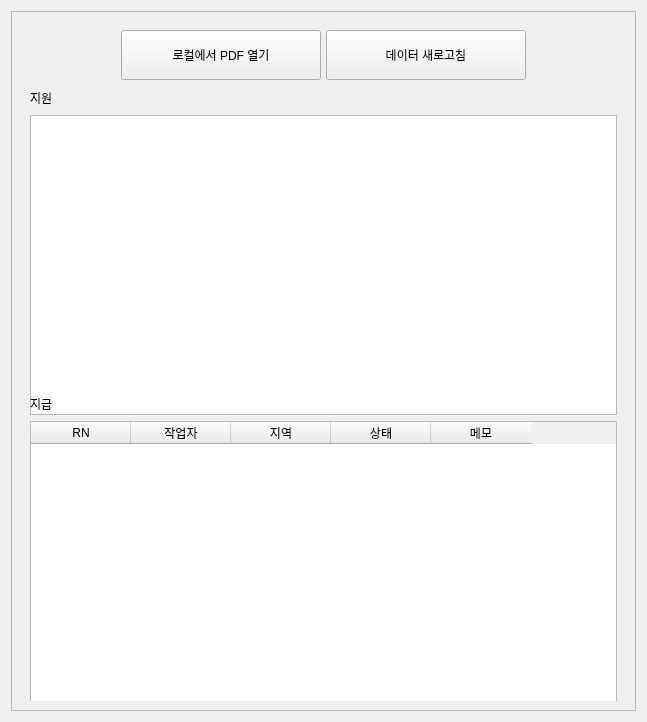
The window that ui/pdf_load_area.ui (Glen-Lee-glitch/new_viewer) describes before a commit, drawn with Qt 5.
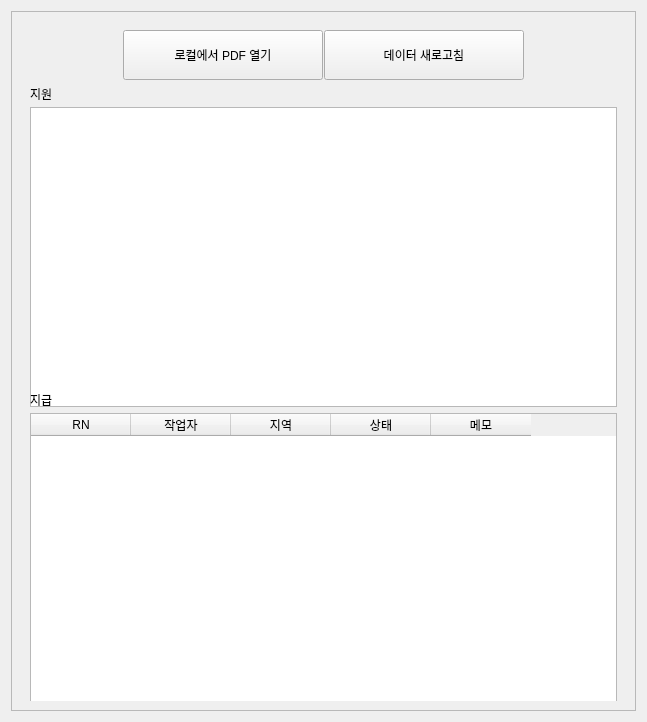
The same window after the commit.

Commit message:
fix: 레이아웃 간격을 1px로 최소화
- verticalLayout의 spacing을 5px에서 1px로 변경
- 레이블과 테이블 간의 간격을 최소한으로 줄여 UI 공간 효율성 극대화

Patch:
```diff
--- a/ui/pdf_load_area.ui
+++ b/ui/pdf_load_area.ui
@@ -53,7 +53,7 @@
            </property>
            <layout class="QVBoxLayout" name="verticalLayout">
             <property name="spacing">
-             <number>5</number>
+             <number>1</number>
             </property>
             <item>
              <layout class="QHBoxLayout" name="horizontalLayout_2">
```
